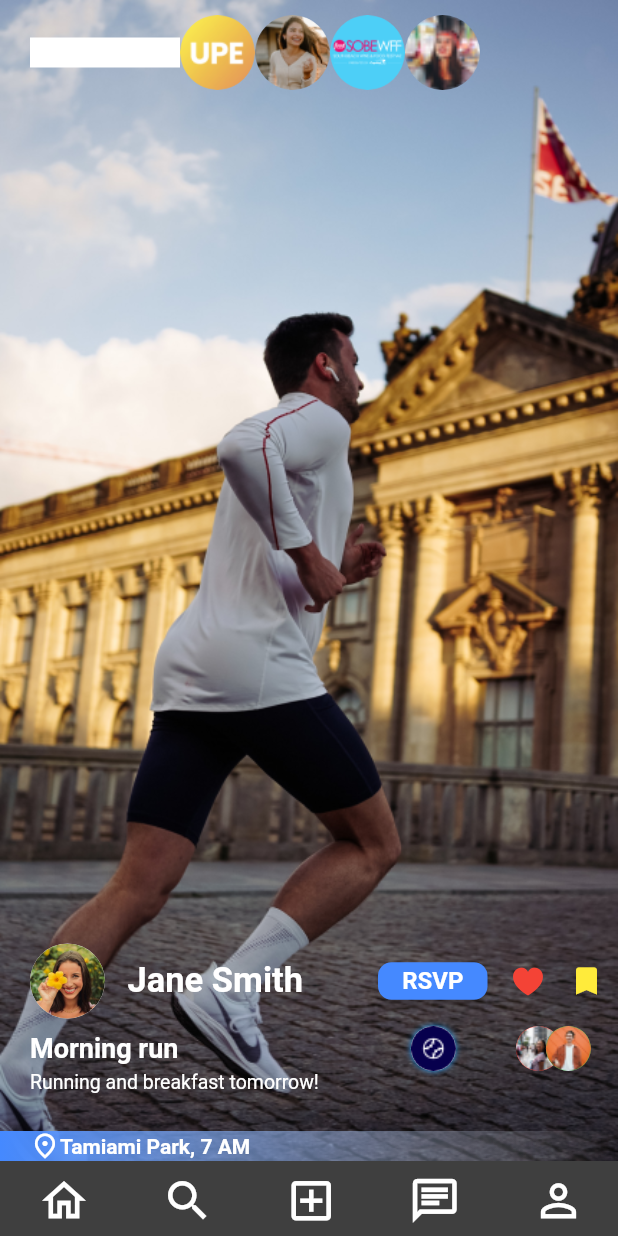
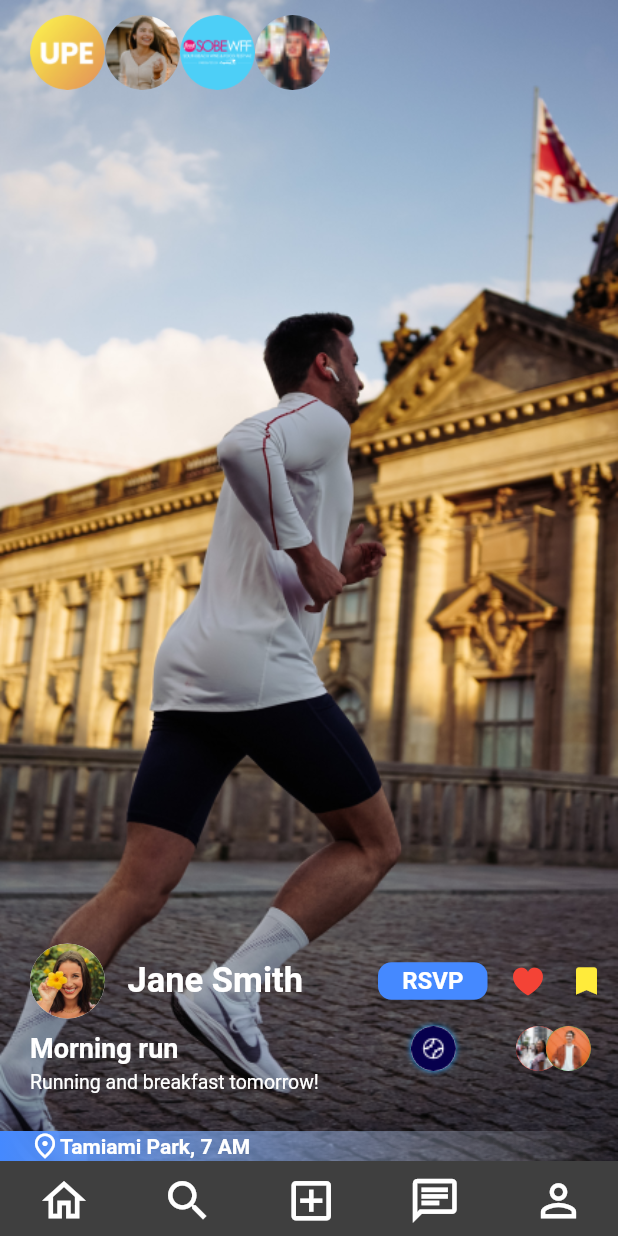
Before and after one commit to vandr033/Converge, a Flutter app: the screen it shows after launch, on a phone screen of 412 x 824 dp. Run offline on Flutter 3.47's test engine with Material 2 defaults, Android fonts, the phone set to English and light mode, and no system bars; drawn by our look-alikes of sliding_up_panel; our stand-ins replace cloud_firestore, equatable, faker, firebase_auth, firebase_core, flutter_datetime_picker and 3 more; missing offline and left inert: dart:ffi; accounts and stored records are empty; Roboto replaces fonts that are missing (Nunito).

Commit message:
home screen story scrollbar under construction

```diff
--- a/lib/event_screen.dart
+++ b/lib/event_screen.dart
@@ -1924,17 +1924,18 @@ class HomeScreen extends StatelessWidget {
           Positioned(
             top: 10,
             left: 20,
-            child: Row(
-              children: [
-                Container(height: 20, width: 100, color: Colors.white),
+            child:
+            Row(
+              children: [
+              //Container(height: 20, width: 100, color: Colors.white),
               Container(
                 height: 50,
                 width: 50,
                 decoration: BoxDecoration(
                   shape: BoxShape.circle,
                   image: DecorationImage(
-                      image: AssetImage(
-                          "assets/home_screen_stories/upe_story.png"),
+                    image:
+                        AssetImage("assets/home_screen_stories/upe_story.png"),
                     fit: BoxFit.cover,
                   ),
                 ),
@@ -1945,8 +1946,8 @@ class HomeScreen extends StatelessWidget {
                 decoration: BoxDecoration(
                   shape: BoxShape.circle,
                   image: DecorationImage(
-                      image: AssetImage(
-                          "assets/home_screen_stories/girl_story.png"),
+                    image:
+                        AssetImage("assets/home_screen_stories/girl_story.png"),
                     fit: BoxFit.cover,
                   ),
                 ),
@@ -1957,8 +1958,8 @@ class HomeScreen extends StatelessWidget {
                 decoration: BoxDecoration(
                   shape: BoxShape.circle,
                   image: DecorationImage(
-                      image: AssetImage(
-                          "assets/home_screen_stories/sobe_story.png"),
+                    image:
+                        AssetImage("assets/home_screen_stories/sobe_story.png"),
                     fit: BoxFit.cover,
                   ),
                 ),
@@ -1974,8 +1975,11 @@ class HomeScreen extends StatelessWidget {
                   ),
                 ),
               ),
-              ],
-            ),
+            ]),
+            //)
+
+            //],
+            //),
           ),
           Positioned(
             bottom: 120,
```
Lines whose indentation alone changed are shown as unchanged.
